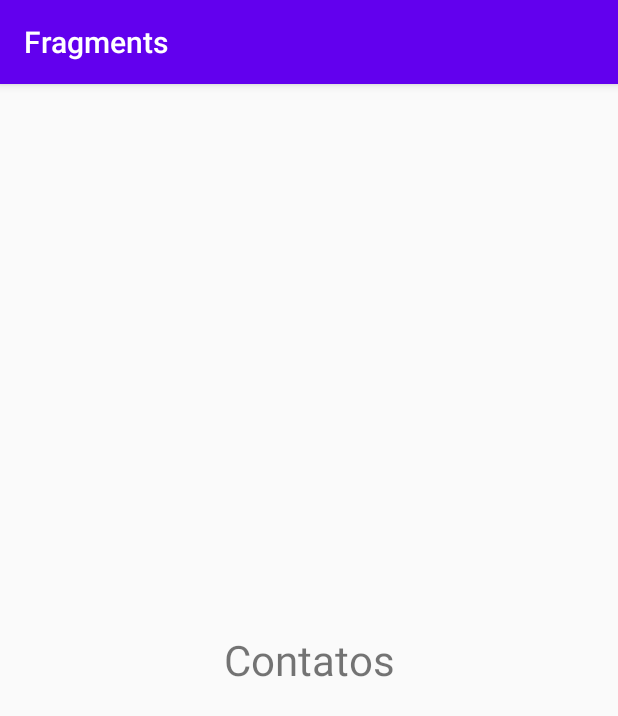
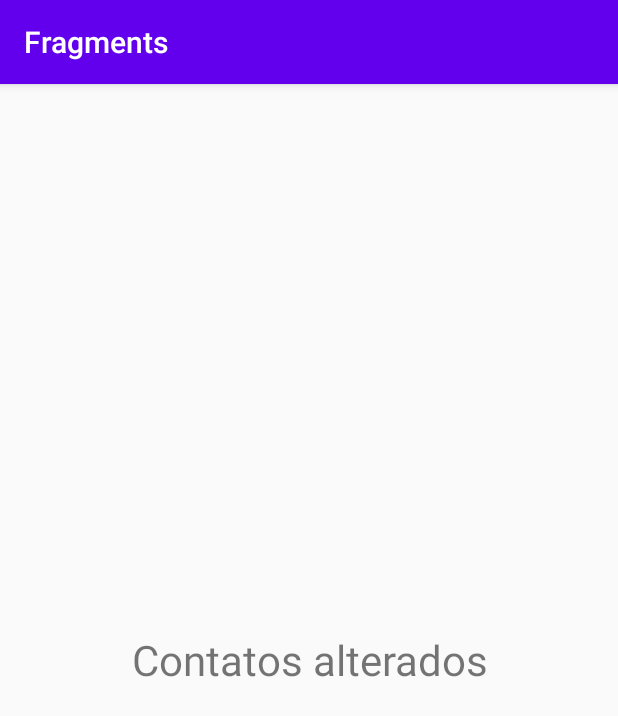
Before and after one commit to leandro-gft/FragmentsApp, an Android app: the fragment ContatosFragment shown on its own in the app's theme, on a phone screen of 412 x 824 dp. Shown: the top 716 px of the screen. Run offline under Robolectric (Android 15) with nearby library versions, the phone set to English and light mode, and no system bars.

Commit message:
App finalizado

```diff
--- a/app/src/main/java/br/com/gft/fragments/fragment/ContatosFragment.java
+++ b/app/src/main/java/br/com/gft/fragments/fragment/ContatosFragment.java
@@ -7,6 +7,7 @@ import androidx.fragment.app.Fragment;
 import android.view.LayoutInflater;
 import android.view.View;
 import android.view.ViewGroup;
+import android.widget.TextView;
 
 import br.com.gft.fragments.R;
 
@@ -14,6 +15,9 @@ import br.com.gft.fragments.R;
  * A simple {@link Fragment} subclass.
  */
 public class ContatosFragment extends Fragment {
+
+    private TextView textContato;
+
 
     public ContatosFragment() {
         // Required empty public constructor
@@ -24,6 +28,11 @@ public class ContatosFragment extends Fragment {
     public View onCreateView(LayoutInflater inflater, ViewGroup container,
                              Bundle savedInstanceState) {
         // Inflate the layout for this fragment
-        return inflater.inflate(R.layout.fragment_contatos, container, false);
+        View view = inflater.inflate(R.layout.fragment_contatos, container, false);
+
+        textContato = view.findViewById(R.id.textContato);
+        textContato.setText("Contatos alterados");
+
+        return view;
     }
 }
--- a/app/src/main/java/br/com/gft/fragments/fragment/ConversasFragment.java
+++ b/app/src/main/java/br/com/gft/fragments/fragment/ConversasFragment.java
@@ -26,6 +26,10 @@ public class ConversasFragment extends Fragment {
     public View onCreateView(LayoutInflater inflater, ViewGroup container,
                              Bundle savedInstanceState) {
         // Inflate the layout for this fragment
-        return inflater.inflate(R.layout.fragment_conversas, container, false);
+        View view = inflater.inflate(R.layout.fragment_conversas, container, false);
+
+        textConversa = view.findViewById(R.id.textConversa);
+
+        return view;
     }
 }
--- a/app/src/main/res/layout/activity_main.xml
+++ b/app/src/main/res/layout/activity_main.xml
@@ -14,7 +14,7 @@
         app:layout_constraintGuide_percent="0.5" />
 
     <Button
-        android:id="@+id/button"
+        android:id="@+id/btnConversas"
         android:layout_width="0dp"
         android:layout_height="wrap_content"
         android:text="CONVERSAS"
@@ -25,7 +25,7 @@
         app:layout_constraintTop_toTopOf="parent" />
 
     <Button
-        android:id="@+id/button2"
+        android:id="@+id/btnContatos"
         android:layout_width="0dp"
         android:layout_height="wrap_content"
         android:text="CONTATOS"
@@ -36,6 +36,7 @@
         app:layout_constraintTop_toTopOf="parent" />
 
     <FrameLayout
+        android:id="@+id/frameConteudo"
         android:layout_width="0dp"
         android:layout_height="0dp"
         android:layout_marginStart="8dp"
```
Also changed, not shown: app/src/main/java/br/com/gft/fragments/activity/MainActivity.java (+40 -0 lines).
